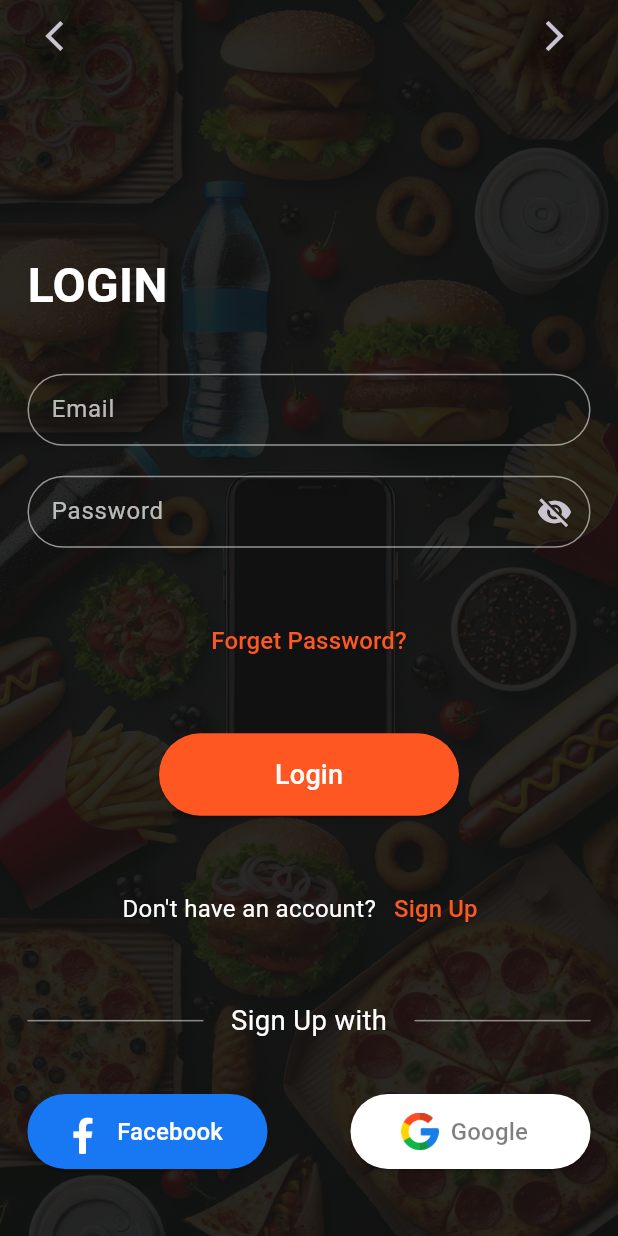
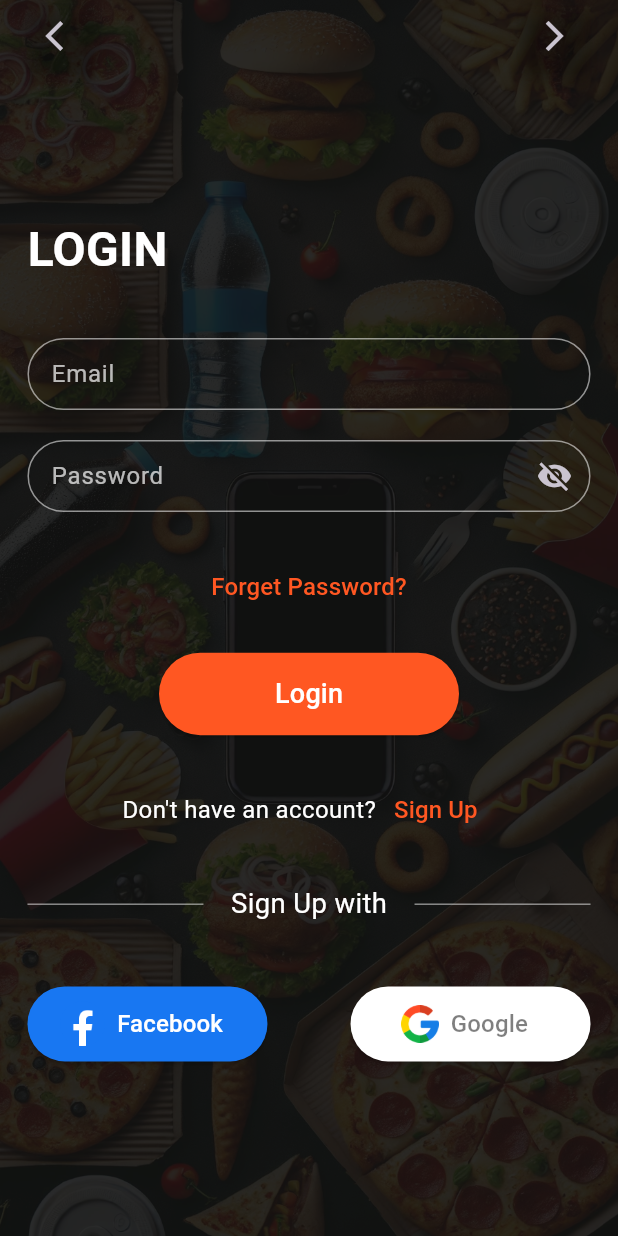
Before and after one commit to moelsayed1/food_delivery_app, a Flutter app: the screen it shows after launch, after a tap on "Login", on a phone screen of 412 x 824 dp. Run offline on Flutter 3.47's test engine with Material 3 defaults, Android fonts, the phone set to English and light mode, and no system bars; drawn by our look-alikes of modal_progress_hud_nsn; our stand-ins replace bloc, cloud_functions, firebase_auth, firebase_core, flutter_bloc, flutter_screenutil and 4 more; missing offline and left inert: flutter_facebook_auth; accounts and stored records are empty.

Commit message:
edit in login_view_body.dart

```diff
--- a/lib/Features/authentication/login/views/widgets/login_view_body.dart
+++ b/lib/Features/authentication/login/views/widgets/login_view_body.dart
@@ -43,7 +43,7 @@ class _LoginViewBodyState extends State<LoginViewBody> {
                       crossAxisAlignment: CrossAxisAlignment.start,
                       children: [
                         const AppBarIcons(),
-                        SizedBox(height: 100.h),
+                        SizedBox(height: 80.h),
                         const LoginTitle(),
                         SizedBox(height: 30.h),
                         LoginTextFields(
@@ -52,7 +52,7 @@ class _LoginViewBodyState extends State<LoginViewBody> {
                           obscureText: context.watch<LoginCubit>().obscureText, // Access from Cubit
                           onObscureTextPressed: context.read<LoginCubit>().toggleObscureText,
                         ),
-                        SizedBox(height: 35.h),
+                        SizedBox(height: 25.h),
                         Center(
                           child: TextButton(
                             onPressed: () {
@@ -64,7 +64,7 @@ class _LoginViewBodyState extends State<LoginViewBody> {
                             ),
                           ),
                         ),
-                        SizedBox(height: 35.h),
+                        SizedBox(height: 20.h),
                         if (state is LoginLoading)
                           const Center(
                             child: CircularProgressIndicator(),
@@ -72,7 +72,7 @@ class _LoginViewBodyState extends State<LoginViewBody> {
                         else LoginButton(
                         onPressed: () => context.read<LoginCubit>().loginUser(),
                         ),
-                        SizedBox(height: 35.h),
+                        SizedBox(height: 25.h),
                         Row(
                           mainAxisAlignment: MainAxisAlignment.center,
                           children: [
@@ -88,7 +88,7 @@ class _LoginViewBodyState extends State<LoginViewBody> {
                             ),
                           ],
                         ),
-                        SizedBox(height: 35.h),
+                        SizedBox(height: 25.h),
                         Row(
                           children: [
                             Expanded(child: Divider(thickness: 1, color: Colors.white.withOpacity(0.5))),
@@ -99,7 +99,7 @@ class _LoginViewBodyState extends State<LoginViewBody> {
                             Expanded(child: Divider(thickness: 1, color: Colors.white.withOpacity(0.5))),
                           ],
                         ),
-                        SizedBox(height: 30.h),
+                        SizedBox(height: 35.h),
                         const LoginSocialMediaButtons(),
                       ],
                     ),
```
